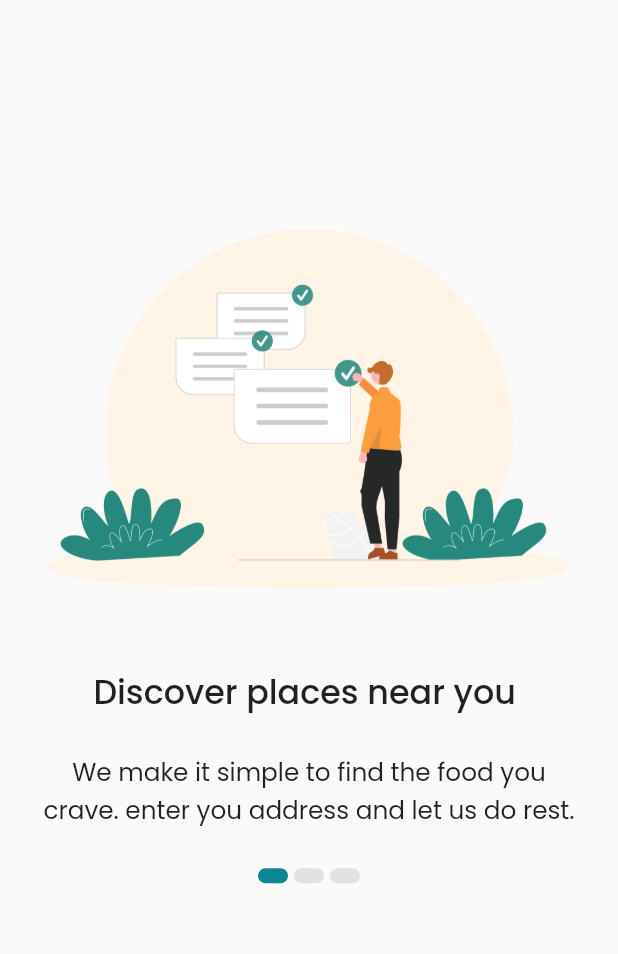
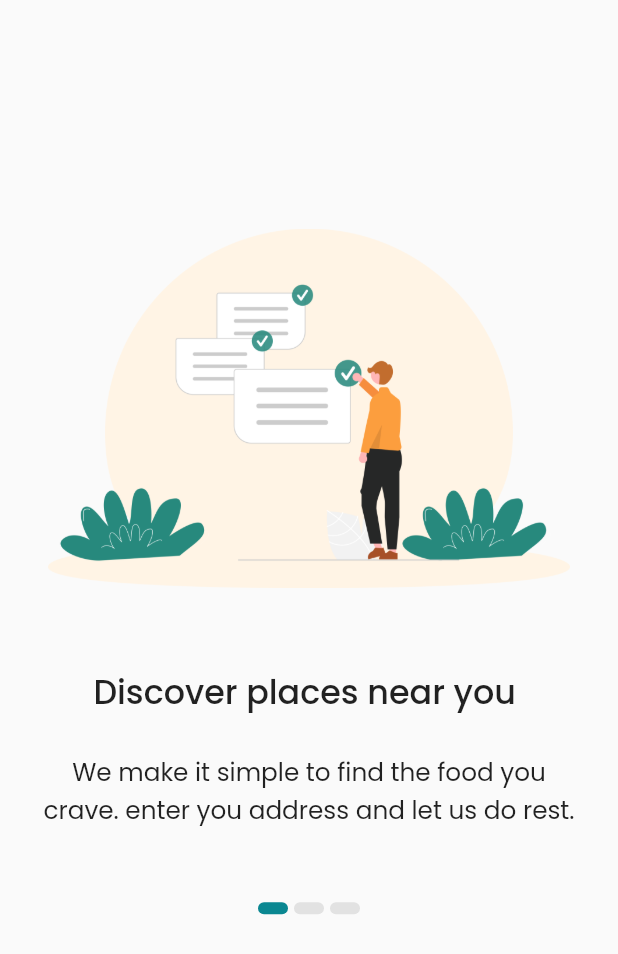
Before and after one commit to aninarafath6/Food-Door, a Flutter app: the screen it shows after launch, on a phone screen of 412 x 824 dp. Shown: the top 954 px of the screen. Run offline on Flutter 3.47's test engine with Material 2 defaults, Android fonts, the phone set to English and light mode, and no system bars; our stand-ins replace google_fonts.

Commit message:
cleaned code

```diff
--- /dev/null
+++ b/lib/src/views/screens/onboarding_screen/onboarding_action_section.dart
@@ -0,0 +1,26 @@
+import 'package:flutter/material.dart';
+import 'package:food_door/src/utils/dimensions.dart';
+import 'package:food_door/src/views/screens/onboarding_screen/onboarding_paging_indicator.dart';
+
+
+class OnboardingActionSection extends StatelessWidget with Dimensions {
+  const OnboardingActionSection({Key? key}) : super(key: key);
+
+  @override
+  Widget build(BuildContext context) {
+    return SizedBox(
+      // 30% of the screen height
+      height: getHeight(context, 30),
+      child: Column(
+        // column alignment
+        mainAxisAlignment: MainAxisAlignment.spaceBetween,
+        crossAxisAlignment: CrossAxisAlignment.center,
+        children: <Widget>[
+          // page indication
+         const OnboardingPagingIndicator(),
+          Row(),
+        ],
+      ),
+    );
+  }
+}
--- /dev/null
+++ b/lib/src/views/screens/onboarding_screen/onboarding_paging_indicator.dart
@@ -0,0 +1,37 @@
+import 'package:flutter/material.dart';
+import 'package:food_door/src/constants/app_colors.dart';
+import 'package:food_door/src/providers/onboarding_provider.dart';
+import 'package:food_door/src/utils/dimensions.dart';
+// ignore: implementation_imports
+import 'package:provider/src/provider.dart';
+
+class OnboardingPagingIndicator extends StatelessWidget with Dimensions {
+  const OnboardingPagingIndicator({Key? key}) : super(key: key);
+
+  @override
+  Widget build(BuildContext context) {
+    return Row(
+      //row alignment
+      mainAxisAlignment: MainAxisAlignment.center,
+      children: List.generate(
+        context.read<OnboardingProvider>().dataLength,
+        // indicator
+        (index) => Container(
+          margin: EdgeInsets.symmetric(
+            horizontal: 2,
+            vertical: getHeight(context, 3),
+          ),
+          height: 8,
+          width: 20,
+          decoration: BoxDecoration(
+            color: context.watch<OnboardingProvider>().currentPage == index
+                ? AppColors.primaryColor
+                : AppColors.lightGreyColor,
+            // radius for circular shape
+            borderRadius: BorderRadius.circular(10),
+          ),
+        ),
+      ),
+    );
+  }
+}
--- a/lib/src/views/screens/onboarding_screen/onboarding_screen.dart
+++ b/lib/src/views/screens/onboarding_screen/onboarding_screen.dart
@@ -1,11 +1,8 @@
 import 'package:flutter/material.dart';
-import 'package:food_door/src/constants/app_colors.dart';
-import 'package:food_door/src/providers/onboarding_provider.dart';
 import 'package:food_door/src/utils/dimensions.dart';
+import 'package:food_door/src/views/screens/onboarding_screen/onboarding_action_section.dart';
 import 'package:food_door/src/views/screens/onboarding_screen/onboarding_data_section.dart';
-import 'package:provider/provider.dart';
 // ignore: implementation_imports
-import 'package:provider/src/provider.dart';
 
 class OnboardingScreen extends StatelessWidget with Dimensions {
   OnboardingScreen({Key? key}) : super(key: key);
@@ -16,47 +13,11 @@ class OnboardingScreen extends StatelessWidget with Dimensions {
       // safeArea using for ignore status bar
       body: SafeArea(
         child: Column(
-          children: <Widget>[
+          children: const <Widget>[
             // onboarding content section
-            const OnboardingDataSection(),
+            OnboardingDataSection(),
             // page indication and action section
-            SizedBox(
-              // 30% of the screen height
-              height: getHeight(context, 30),
-              child: Column(
-                // column alignment
-                mainAxisAlignment: MainAxisAlignment.spaceBetween,
-                crossAxisAlignment: CrossAxisAlignment.center,
-                children: <Widget>[
-                  // page indication
-                  Row(
-                    //row alignment
-                    mainAxisAlignment: MainAxisAlignment.center,
-                    children: List.generate(
-                      context.read<OnboardingProvider>().dataLength,
-                      // indicator
-                      (index) => Consumer<OnboardingProvider>(
-                        builder: (context,value,child)=>Container(
-                          margin: const EdgeInsets.symmetric(
-                            horizontal: 2,
-                            vertical: 2,
-                          ),
-                          height: 10,
-                          width: 20,
-                          decoration: BoxDecoration(
-                            color: value.currentPage == index?AppColors.primaryColor:AppColors.lightGreyColor,
-                            // radius for circular shape
-                            borderRadius: BorderRadius.circular(10),
-                          ),
-                        ),
-
-                      ),
-                    ),
-                  ),
-                  Row(),
-                ],
-              ),
-            )
+            OnboardingActionSection(),
           ],
         ),
       ),
```
